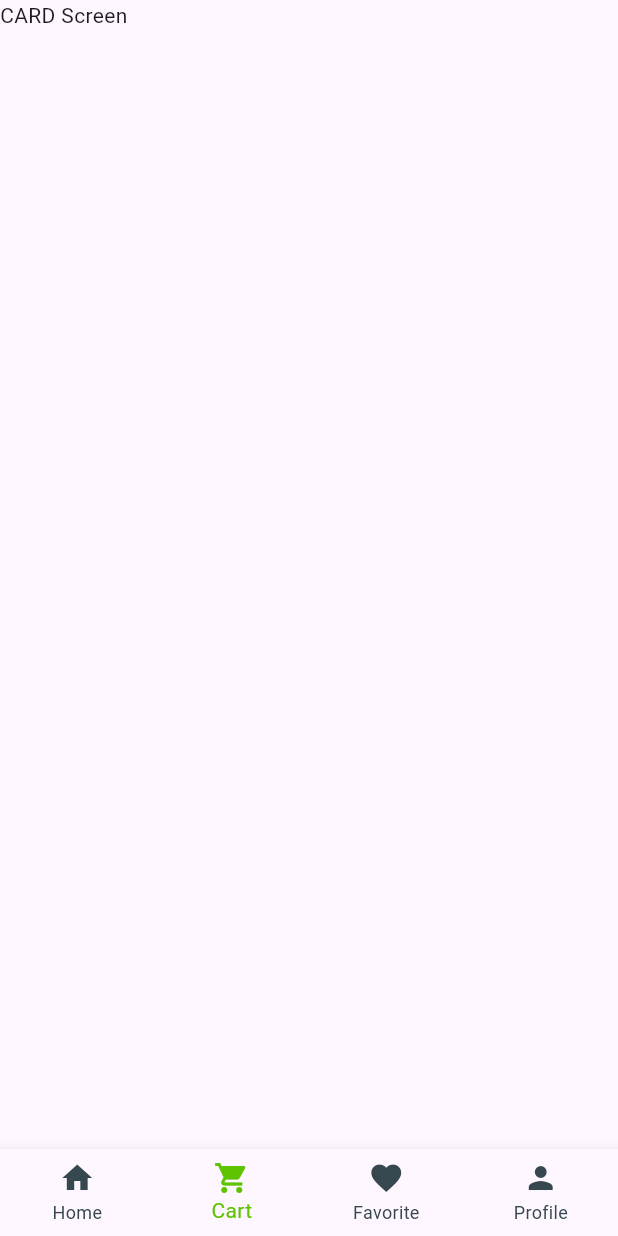
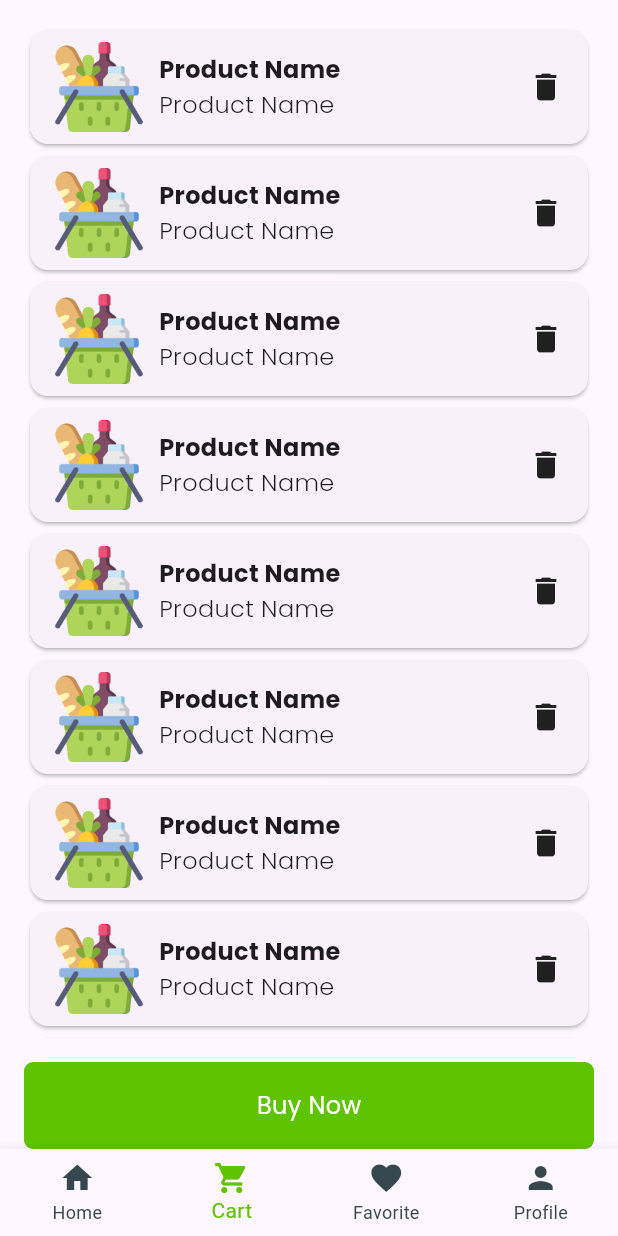
Before and after one commit to luqman499/flutter-grocery-app, a Flutter app: the screen it shows after launch, item 2 of the bottom bar chosen, on a phone screen of 412 x 824 dp. Run offline on Flutter 3.47's test engine with Material 3 defaults, Android fonts, the phone set to English and light mode, and no system bars; our stand-ins replace google_fonts; network calls fail.

Commit message:
add cart screen and debug

```diff
--- a/lib/screens/cart_screen.dart
+++ b/lib/screens/cart_screen.dart
@@ -1,10 +1,31 @@
 import 'package:flutter/material.dart';
+import 'package:grocery_plus/widgets/primary_button.dart';
+import '../widgets/cart_widgets.dart';
 
 class CartScreen extends StatelessWidget {
   const CartScreen({super.key});
 
   @override
   Widget build(BuildContext context) {
-    return Scaffold(body: Text('CARD Screen'));
+    return Scaffold(
+      bottomNavigationBar: Padding(
+        padding: const EdgeInsets.only(left: 16.0, right: 16),
+        child: PrimaryButton(
+          title: 'Buy Now',
+          icon: Icons.shopping_bag,
+          ontap: () {},
+        ),
+      ),
+      body: SafeArea(
+        child: Padding(
+          padding: const EdgeInsets.all(16.0),
+          child: ListView.builder(
+            itemBuilder: (context, index) {
+              return CardWidget();
+            },
+          ),
+        ),
+      ),
+    );
   }
 }
--- a/lib/screens/home_screen.dart
+++ b/lib/screens/home_screen.dart
@@ -42,7 +42,9 @@ class HomeScreen extends StatelessWidget {
               SizedBox(height: 12),
               Expanded(
                 child: GridView.builder(
+                  itemCount: item.vegtable.length,
                   gridDelegate: SliverGridDelegateWithFixedCrossAxisCount(
+                    mainAxisExtent: 200,
                     crossAxisSpacing: 8,
                     crossAxisCount: 2,
                     mainAxisSpacing: 20,
--- /dev/null
+++ b/lib/widgets/cart_widgets.dart
@@ -0,0 +1,46 @@
+import 'package:flutter/material.dart';
+import 'package:google_fonts/google_fonts.dart';
+
+class CardWidget extends StatelessWidget {
+  const CardWidget({super.key});
+
+  @override
+  Widget build(BuildContext context) {
+    return Card(
+      child: Padding(
+        padding: const EdgeInsets.symmetric(horizontal: 16, vertical: 8),
+        child: Row(
+          mainAxisAlignment: MainAxisAlignment.spaceBetween,
+          children: [
+            Row(
+              children: [
+                Image.asset('images/splash_image.png', height: 60, width: 60),
+                const SizedBox(width: 10),
+                Column(
+                  crossAxisAlignment: CrossAxisAlignment.start,
+                  children: [
+                    Text(
+                      'Product Name',
+                      style: GoogleFonts.poppins(
+                        fontSize: 16,
+                        fontWeight: FontWeight.bold,
+                      ),
+                    ),
+                    Text(
+                      'Product Name',
+                      style: GoogleFonts.poppins(
+                        fontSize: 16,
+                        fontWeight: FontWeight.w300,
+                      ),
+                    ),
+                  ],
+                ),
+              ],
+            ),
+            Icon(Icons.delete),
+          ],
+        ),
+      ),
+    );
+  }
+}
```
